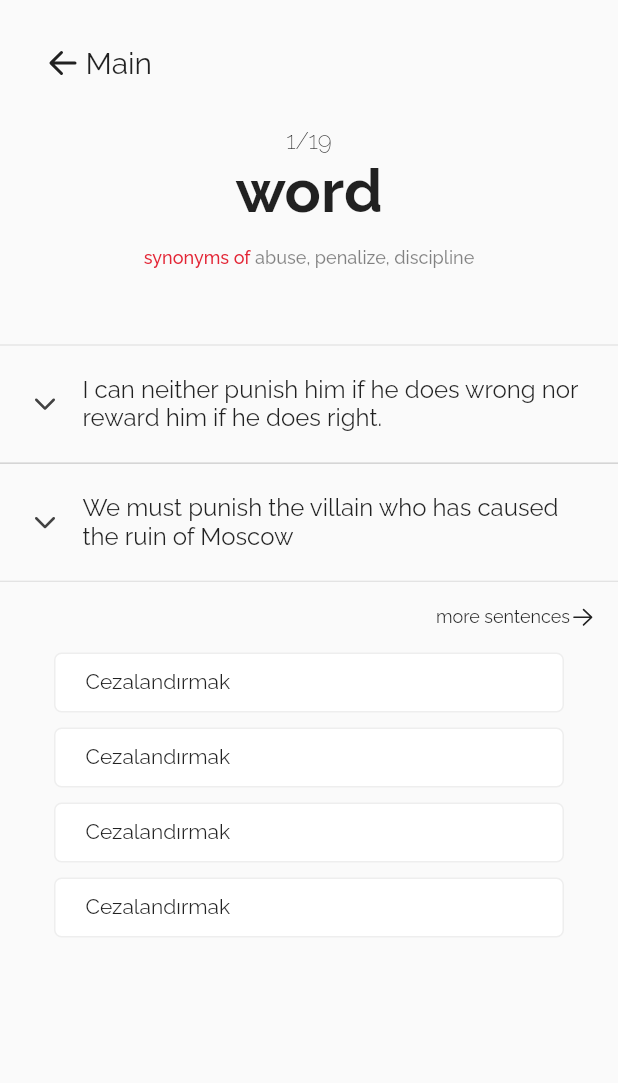
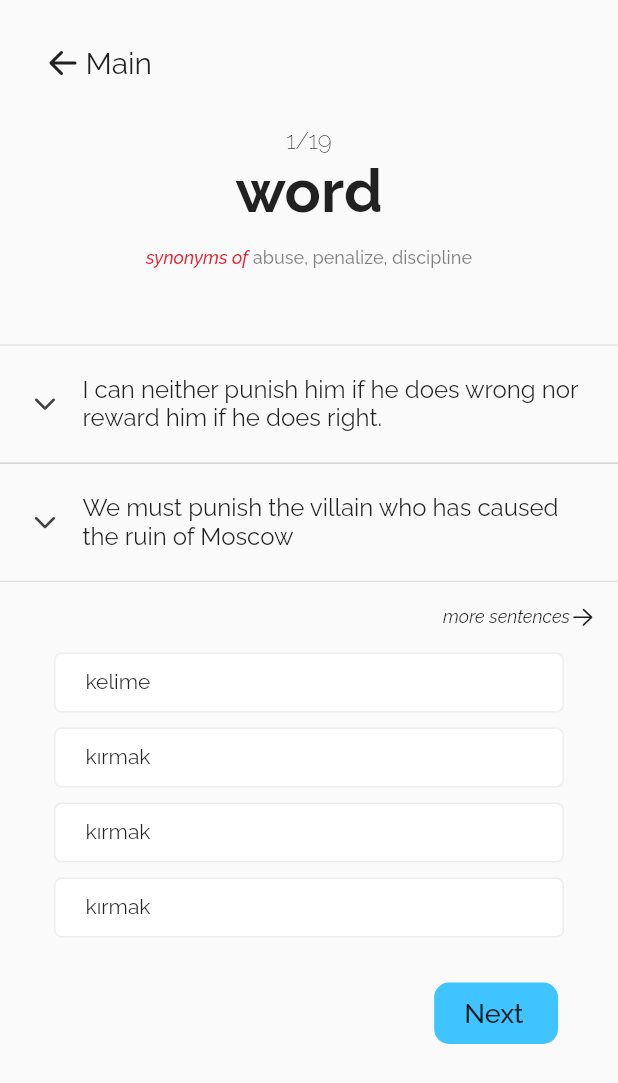
Before and after one commit to Sivellexfc/vocab_app_example_v1, a Flutter app: the screen it shows after launch, on a phone screen of 412 x 824 dp. Shown: the top 1083 px of the screen. Run offline on Flutter 3.47's test engine with Material 2 defaults, Android fonts, the phone set to English and light mode, and no system bars; our stand-ins replace fluentui_icons, gap, google_fonts, shared_preferences.

```diff
--- a/lib/data/data.dart
+++ b/lib/data/data.dart
@@ -25,7 +25,7 @@ class AppData {
     'almak',
     'çiğ',
     'ağız',
-    'turkish',
+    'kesin',
     'sembol',
     'ölmek',
     'en az',
@@ -41,6 +41,9 @@ class AppData {
     'kırmak',
     'bayan'
   };
+
+  bool isTrue = false;
+  bool isChosenStatement = false;
 
   bool statement_first = false;
   bool statement_second = false;
--- a/lib/funtions/options.dart
+++ b/lib/funtions/options.dart
@@ -1,16 +1,32 @@
 import 'dart:math';
-
-import '';
 
 class OptionsAction {
   static String getRandomWordTR(
       Set words, Set means, int number, int position) {
-    String optionWord;
-
     if (number == 0) {
       return means.elementAt(position);
     } else {
       List<String> newArray = [];
+
+      for (String mean in means) {
+        if (mean != means.elementAt(position)) {
+          newArray.add(mean);
+        }
+      }
+      var rand = Random();
+      int next = rand.nextInt(means.length - 1);
+
+      return newArray.elementAt(next);
+    }
+  }
+
+  static String getRandomWordTR_init(
+      Set words, Set means, int number, int position) {
+    if (number == 0) {
+      return means.elementAt(position);
+    } else {
+      List<String> newArray = [];
+
       for (String mean in means) {
         if (mean != means.elementAt(position)) {
           newArray.add(mean);
--- a/lib/panels/vocabulary_page.dart
+++ b/lib/panels/vocabulary_page.dart
@@ -20,6 +20,17 @@ class vocabularyPage extends StatefulWidget {
 }
 
 class _vocabularyPageState extends State<vocabularyPage> {
+  AppData appData = new AppData();
+  List<String> OPTIONS = [];
+  Color color_0 = Colors.white;
+  Color color_1 = Colors.white;
+  Color color_2 = Colors.white;
+  Color color_3 = Colors.white;
+  List<int> OPTION_ARRAY = [];
+  int CHAPTER_ONE = 0;
+  var currentWords;
+  int stage = 0;
+
   setIncrement() async {
     SharedPreferences prefs = await SharedPreferences.getInstance();
     prefs.setInt('chapter', 0);
@@ -29,9 +40,6 @@ class _vocabularyPageState extends State<vocabularyPage> {
     SharedPreferences prefs = await SharedPreferences.getInstance();
     setState(() {
       CHAPTER_ONE = prefs.getInt('chapter')!;
-      if (CHAPTER_ONE == 0) {
-        CHAPTER_ONE = 0;
-      }
     });
   }
 
@@ -41,30 +49,38 @@ class _vocabularyPageState extends State<vocabularyPage> {
     return getRandom;
   }
 
+  List<int> getFourRandomArray() {
+    color_0 = Colors.white;
+    color_1 = Colors.white;
+    color_2 = Colors.white;
+    color_3 = Colors.white;
+
+    List<int> array = [0, 1, 2, 3];
+    List<int> newArray = [];
+    var rand = Random();
+    for (int i = 0; i < 4; i++) {
+      int temp = rand.nextInt(array.length);
+      newArray.add(array.elementAt(temp));
+      array.removeAt(temp);
+    }
+    return newArray;
+  }
+
   getOption() {
     OptionsAction.getRandomWordTR(
         appData.words, appData.means, getRandom(), CHAPTER_ONE);
   }
 
-  AppData appData = new AppData();
-  //OptionsAction optionsAction = new OptionsAction();
-
-  List<String> OPTIONS = [];
-
-  int CHAPTER_ONE = 0;
-  var currentWords;
-  int stage = 0;
-
   @override
   void initState() {
     // TODO: implement initState
-    super.initState();
     setIncrement();
     getIncrement();
+    OPTION_ARRAY = getFourRandomArray();
+    super.initState();
   }
 
   void changeSentences_first() {
-    setState(() {
     if (!appData.statement_first) {
       appData.display_sentence_first = appData.sentences_first_tr;
     }
@@ -72,11 +88,9 @@ class _vocabularyPageState extends State<vocabularyPage> {
       appData.display_sentence_first = appData.sentences_first;
     }
     appData.statement_first = !appData.statement_first;
-    });
   }
 
   void changeSentences_second() {
-    setState(() {
     if (!appData.statement_second) {
       appData.display_sentence_second = appData.sentences_second_tr;
     }
@@ -84,7 +98,6 @@ class _vocabularyPageState extends State<vocabularyPage> {
       appData.display_sentence_second = appData.sentences_second;
     }
     appData.statement_second = !appData.statement_second;
-    });
   }
 
   @override
@@ -117,7 +130,7 @@ class _vocabularyPageState extends State<vocabularyPage> {
                 style: GoogleFonts.raleway(
                     fontSize: 40, fontWeight: FontWeight.w700),
               ),
-              Gap(15),
+              const Gap(15),
               Row(
                 mainAxisAlignment: MainAxisAlignment.center,
                 children: [
@@ -126,7 +139,8 @@ class _vocabularyPageState extends State<vocabularyPage> {
                     style: GoogleFonts.raleway(
                         color: Color(0xFFe32636),
                         fontSize: 12,
-                        fontWeight: FontWeight.w500),
+                        fontWeight: FontWeight.w500,
+                        fontStyle: FontStyle.italic),
                   ),
                   Text(
                     ' abuse, penalize, discipline',
@@ -139,14 +153,14 @@ class _vocabularyPageState extends State<vocabularyPage> {
               )
             ],
           ),
-          Gap(51),
+          const Gap(51),
           InkWell(
             onTap: () {
-              changeSentences_first();
+              //changeSentences_first();
             },
             child: Column(
               children: [
-                Divider(height: 0),
+                const Divider(height: 0),
                 Padding(
                   padding: const EdgeInsets.all(20.0),
                   child: Row(
@@ -170,18 +184,18 @@ class _vocabularyPageState extends State<vocabularyPage> {
           ), //sentences
           InkWell(
             onTap: () {
-              changeSentences_second();
+              //changeSentences_second();
             },
             child: Column(
               children: [
-                Divider(height: 0),
+                const Divider(height: 0),
                 Padding(
                   padding: const EdgeInsets.all(20.0),
                   child: Row(
                     children: [
                       Icon(FluentSystemIcons.ic_fluent_chevron_down_filled,
                           size: 20, color: Colors.grey.shade800),
-                      Gap(15),
+                      const Gap(15),
                       Flexible(
                         child: Text(
                           appData.display_sentence_second,
@@ -192,7 +206,7 @@ class _vocabularyPageState extends State<vocabularyPage> {
                     ],
                   ),
                 ),
-                Divider(height: 1)
+                const Divider(height: 1)
               ],
             ),
           ), // sentences
@@ -206,9 +220,11 @@ class _vocabularyPageState extends State<vocabularyPage> {
                     Text(
                       'more sentences',
                       style: GoogleFonts.raleway(
-                          fontSize: 12, fontWeight: FontWeight.w400),
+                          fontSize: 12,
+                          fontWeight: FontWeight.w400,
+                          fontStyle: FontStyle.italic),
                     ),
-                    Icon(
+                    const Icon(
                       FluentSystemIcons.ic_fluent_arrow_right_regular,
                       size: 17,
                     )
@@ -217,82 +233,158 @@ class _vocabularyPageState extends State<vocabularyPage> {
               ),
             ),
           ), //more sentences
-          Column(
+          Container(
+            padding: const EdgeInsets.symmetric(horizontal: 30),
+            child: Column(
               mainAxisAlignment: MainAxisAlignment.center,
+              children: [
+                InkWell(
+                  onTap: () {
+                    if (OPTION_ARRAY.elementAt(0) == 0) {
+                      setState(() {
+                        color_0 = correctOptionsColor;
+                      });
+                    }
+                  },
+                  child: Container(
+                    height: 40,
+                    width: 340,
+                    padding: const EdgeInsets.symmetric(
+                        vertical: 10, horizontal: 20),
+                    decoration: BoxDecoration(
+                        color: color_0,
+                        border:
+                            Border.all(width: 1, color: Colors.grey.shade200),
+                        borderRadius: BorderRadius.circular(5)),
+                    child: Text(
+                      OptionsAction.getRandomWordTR(
+                          appData.words,
+                          appData.means,
+                          OPTION_ARRAY.elementAt(0),
+                          CHAPTER_ONE),
+                      style: GoogleFonts.raleway(),
+                    ),
+                  ),
+                ),
+                const Gap(10),
+                InkWell(
+                  onTap: () {
+                    if (OPTION_ARRAY.elementAt(1) == 0) {
+                      setState(() {
+                        color_1 = correctOptionsColor;
+                      });
+                    }
+                  },
+                  child: Container(
+                    height: 40,
+                    width: 340,
+                    padding: const EdgeInsets.symmetric(
+                        vertical: 10, horizontal: 20),
+                    decoration: BoxDecoration(
+                        color: color_1,
+                        border:
+                            Border.all(width: 1, color: Colors.grey.shade200),
+                        borderRadius: BorderRadius.circular(5)),
+                    child: Text(
+                      OptionsAction.getRandomWordTR(
+                          appData.words,
+                          appData.means,
+                          OPTION_ARRAY.elementAt(1),
+                          CHAPTER_ONE),
+                      style: GoogleFonts.raleway(),
+                    ),
+                  ),
+                ),
+                const Gap(10),
+                InkWell(
+                  onTap: () {
+                    if (OPTION_ARRAY.elementAt(2) == 0) {
+                      setState(() {
+                        color_2 = correctOptionsColor;
+                      });
+                    }
+                  },
+                  child: Container(
+                    height: 40,
+                    width: 340,
+                    padding: const EdgeInsets.symmetric(
+                        vertical: 10, horizontal: 20),
+                    decoration: BoxDecoration(
+                        color: color_2,
+                        border:
+                            Border.all(width: 1, color: Colors.grey.shade200),
+                        borderRadius: BorderRadius.circular(5)),
+                    child: Text(
+                      OptionsAction.getRandomWordTR(
+                          appData.words,
+                          appData.means,
+                          OPTION_ARRAY.elementAt(2),
+                          CHAPTER_ONE),
+                      style: GoogleFonts.raleway(),
+                    ),
+                  ),
+                ),
+                const Gap(10),
+                InkWell(
+                  onTap: () {
+                    if (OPTION_ARRAY.elementAt(3) == 0) {
+                      setState(() {
+                        color_3 = correctOptionsColor;
+                      });
+                    }
+                  },
+                  child: Container(
+                    height: 40,
+                    width: 340,
+                    padding: const EdgeInsets.symmetric(
+                        vertical: 10, horizontal: 20),
+                    decoration: BoxDecoration(
+                        color: color_3,
+                        border:
+                            Border.all(width: 1, color: Colors.grey.shade200),
+                        borderRadius: BorderRadius.circular(5)),
+                    child: Text(
+                      OptionsAction.getRandomWordTR(
+                          appData.words,
+                          appData.means,
+                          OPTION_ARRAY.elementAt(3),
+                          CHAPTER_ONE),
+                      style: GoogleFonts.raleway(),
+                    ),
+                  ),
+                ),
+                //Gap(0),
+                Container(
+                  padding:
+                      const EdgeInsets.symmetric(vertical: 30, horizontal: 10),
+                  child: Row(
+                    mainAxisAlignment: MainAxisAlignment.end,
                     children: [
                       InkWell(
                         onTap: () {},
                         child: Container(
-                  height: 40,
-                  width: 340,
-                  padding: EdgeInsets.symmetric(vertical: 10, horizontal: 20),
+                          padding: const EdgeInsets.symmetric(
+                              vertical: 10, horizontal: 20),
                           decoration: BoxDecoration(
-                      color: Colors.white,
-                      border: Border.all(width: 1, color: Colors.grey.shade200),
-                      borderRadius: BorderRadius.circular(5)),
-                  child: Text(
-                    'Cezalandırmak',
-                    style: GoogleFonts.raleway(),
+                              color: Colors.lightBlueAccent,
+                              borderRadius: BorderRadius.circular(10)),
+                          child: Row(
+                            children: [
+                              Text(
+                                'Next',
+                                style: GoogleFonts.raleway(
+                                    fontWeight: FontWeight.w500, fontSize: 18),
+                              ),
+                              const Gap(3),
+                            ],
                           ),
                         ),
+                      )
+                    ],
                   ),
-              Gap(10),
-              InkWell(
-                child: Container(
-                  height: 40,
-                  width: 340,
-                  padding: EdgeInsets.symmetric(vertical: 10, horizontal: 20),
-                  decoration: BoxDecoration(
-                      color: Colors.white,
-                      border: Border.all(width: 1, color: Colors.grey.shade200),
-                      borderRadius: BorderRadius.circular(5)),
-                  child: Text(
-                    'Cezalandırmak',
-                    style: GoogleFonts.raleway(),
+                )
+              ],
             ),
-                ),
-              ),
-              Gap(10),
-              InkWell(
-                child: Container(
-                  height: 40,
-                  width: 340,
-                  padding: EdgeInsets.symmetric(vertical: 10, horizontal: 20),
-                  decoration: BoxDecoration(
-                      color: Colors.white,
-                      border: Border.all(width: 1, color: Colors.grey.shade200),
-                      borderRadius: BorderRadius.circular(5)),
-                  child: Text(
-                    'Cezalandırmak',
-                    style: GoogleFonts.raleway(),
-                  ),
-                ),
-              ),
-              Gap(10),
-              InkWell(
-                onTap: () {
-                  setState(() {
-                    OptionsColor = correctOptionsColor;
-                    CHAPTER_ONE++;
-                    setIncrement();
-                  });
-                },
-                child: Container(
-                  height: 40,
-                  width: 340,
-                  padding: EdgeInsets.symmetric(vertical: 10, horizontal: 20),
-                  decoration: BoxDecoration(
-                      color: OptionsColor,
-                      border: Border.all(width: 1, color: Colors.grey.shade200),
-                      borderRadius: BorderRadius.circular(5)),
-                  child: Text(
-                    'Cezalandırmak',
-                    style: GoogleFonts.raleway(),
-                  ),
-                ),
-              ),
-              Gap(10),
-            ],
           ) // options
         ],
       ),
--- a/lib/styles/features/features_styles.dart
+++ b/lib/styles/features/features_styles.dart
@@ -1,5 +1,8 @@
 import 'dart:ui';
-import 'package:fluent_ui/fluent_ui.dart';
+//import 'package:fluent_ui/fluent_ui.dart';
+import 'package:flutter/cupertino.dart';
+import 'package:flutter/material.dart';
 
 Color OptionsColor = Colors.white;
 Color correctOptionsColor = Color(0xFF98D936);
+Color chosenColor = Colors.grey.shade200;
```
Also changed, not shown: 1 other file. Lines whose indentation alone changed are shown as unchanged.
